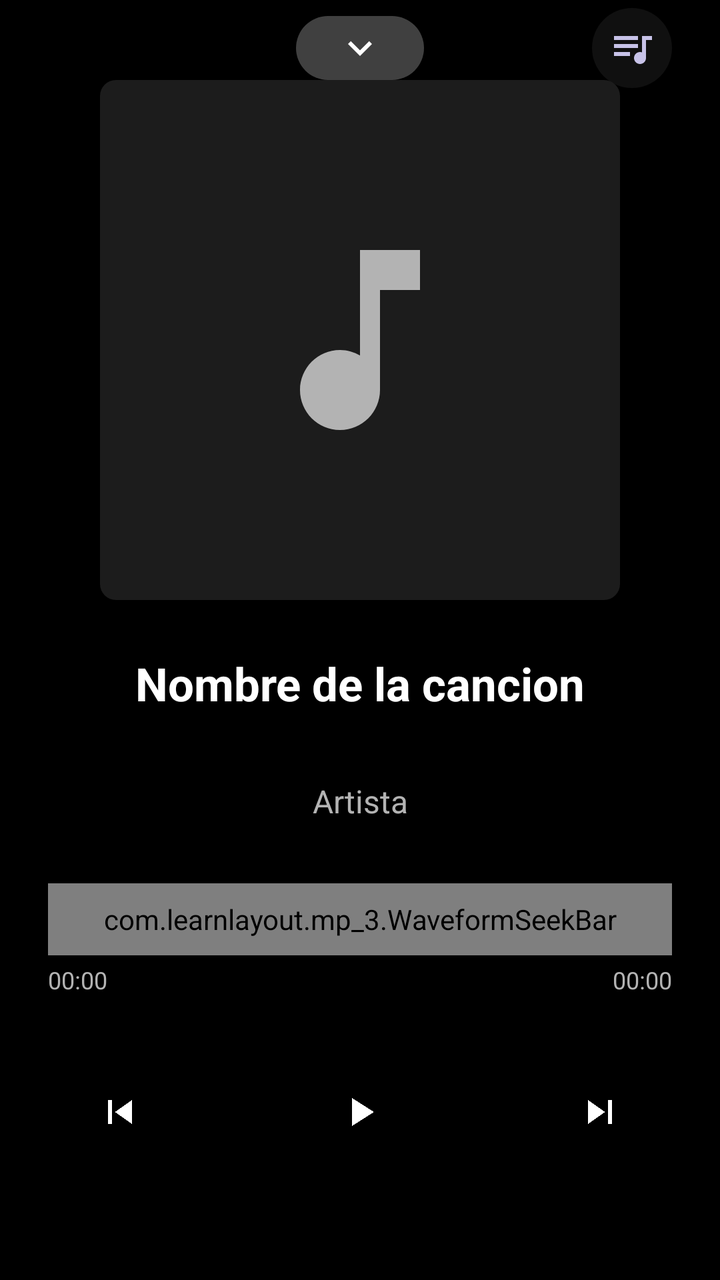
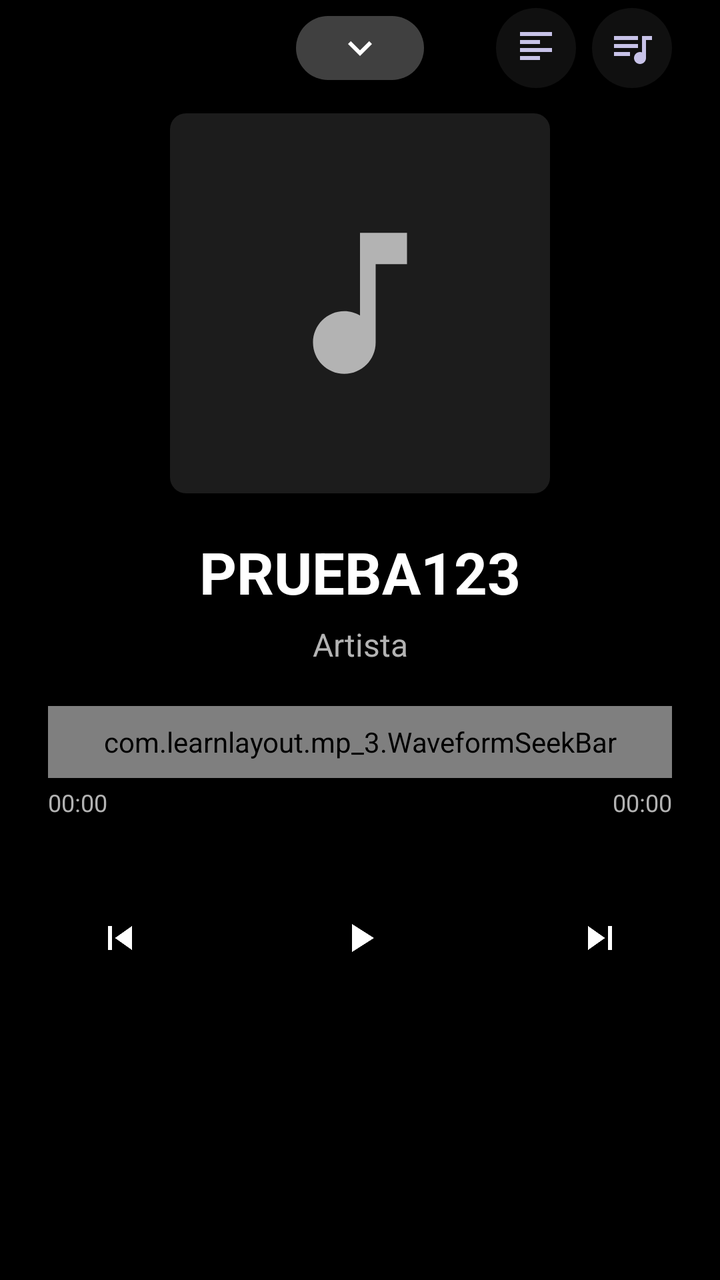

Compare the two renders of this Android layout. The source of the first and the diff that turns it into the second are given below.
<!-- AndroidManifest.xml: activity theme Theme.MP3.Translucent -->
<!-- res/layout/activity_main.xml -->
<?xml version="1.0" encoding="utf-8"?>
<androidx.constraintlayout.widget.ConstraintLayout
    xmlns:android="http://schemas.android.com/apk/res/android"
    xmlns:app="http://schemas.android.com/apk/res-auto"
    xmlns:tools="http://schemas.android.com/tools"
    android:id="@+id/rootMainLayout"
    android:layout_width="match_parent"
    android:layout_height="match_parent"
    android:background="@color/background_dark"
    android:paddingStart="24dp"
    android:paddingEnd="24dp"
    android:paddingBottom="32dp"
    android:fitsSystemWindows="true"
    tools:context=".MainActivity">

    <ImageButton
        android:id="@+id/btnBack"
        android:layout_width="64dp"
        android:layout_height="32dp"
        android:layout_marginTop="8dp"
        android:background="@drawable/bg_drag_handle"
        android:contentDescription="Cerrar reproductor"
        android:padding="6dp"
        android:src="@drawable/ic_chevron_down"
        app:layout_constraintTop_toTopOf="parent"
        app:layout_constraintStart_toStartOf="parent"
        app:layout_constraintEnd_toEndOf="parent" />

    <ImageButton
        android:id="@+id/btnQueue"
        android:layout_width="40dp"
        android:layout_height="40dp"
        android:background="@drawable/bg_icon_button_circle"
        android:contentDescription="Ver cola"
        android:padding="8dp"
        android:src="@drawable/ic_queue_music"
        app:layout_constraintTop_toTopOf="@id/btnBack"
        app:layout_constraintBottom_toBottomOf="@id/btnBack"
        app:layout_constraintEnd_toEndOf="parent" />

    <ImageView
        android:id="@+id/ivAlbumArt"
        android:layout_width="260dp"
        android:layout_height="260dp"
        android:background="@drawable/bg_album_art"
        android:contentDescription="Caratula del album"
        android:padding="70dp"
        android:src="@drawable/ic_music_note"
        android:tint="@color/text_secondary_light"
        app:layout_constraintTop_toBottomOf="@id/btnBack"
        app:layout_constraintBottom_toTopOf="@id/tvSongTitle"
        app:layout_constraintStart_toStartOf="parent"
        app:layout_constraintEnd_toEndOf="parent"
        app:layout_constraintVertical_chainStyle="spread_inside" />

    <TextView
        android:id="@+id/tvSongTitle"
        android:layout_width="0dp"
        android:layout_height="wrap_content"
        android:ellipsize="end"
        android:gravity="center"
        android:maxLines="1"
        android:text="Nombre de la cancion"
        android:textColor="@color/text_primary_light"
        android:textSize="23sp"
        android:textStyle="bold"
        app:layout_constraintTop_toBottomOf="@id/ivAlbumArt"
        app:layout_constraintBottom_toTopOf="@id/tvArtist"
        app:layout_constraintStart_toStartOf="parent"
        app:layout_constraintEnd_toEndOf="parent" />

    <TextView
        android:id="@+id/tvArtist"
        android:layout_width="0dp"
        android:layout_height="wrap_content"
        android:layout_marginTop="6dp"
        android:ellipsize="end"
        android:gravity="center"
        android:maxLines="1"
        android:text="Artista"
        android:textColor="@color/text_secondary_light"
        android:textSize="16sp"
        app:layout_constraintTop_toBottomOf="@id/tvSongTitle"
        app:layout_constraintBottom_toTopOf="@id/sbProgress"
        app:layout_constraintStart_toStartOf="parent"
        app:layout_constraintEnd_toEndOf="parent" />

    <com.learnlayout.mp_3.WaveformSeekBar
        android:id="@+id/sbProgress"
        android:layout_width="0dp"
        android:layout_height="36dp"
        android:layout_marginTop="4dp"
        android:background="#FF0000"
        app:layout_constraintTop_toBottomOf="@id/tvArtist"
        app:layout_constraintBottom_toTopOf="@id/llControls"
        app:layout_constraintStart_toStartOf="parent"
        app:layout_constraintEnd_toEndOf="parent" />

    <TextView
        android:id="@+id/tvCurrentTime"
        android:layout_width="wrap_content"
        android:layout_height="wrap_content"
        android:layout_marginTop="4dp"
        android:text="00:00"
        android:textColor="@color/text_secondary_light"
        android:textSize="12sp"
        app:layout_constraintTop_toBottomOf="@id/sbProgress"
        app:layout_constraintStart_toStartOf="@id/sbProgress" />

    <TextView
        android:id="@+id/tvTotalTime"
        android:layout_width="wrap_content"
        android:layout_height="wrap_content"
        android:layout_marginTop="4dp"
        android:text="00:00"
        android:textColor="@color/text_secondary_light"
        android:textSize="12sp"
        app:layout_constraintTop_toBottomOf="@id/sbProgress"
        app:layout_constraintEnd_toEndOf="@id/sbProgress" />

    <LinearLayout
        android:id="@+id/llControls"
        android:layout_width="0dp"
        android:layout_height="wrap_content"
        android:gravity="center"
        android:orientation="horizontal"
        app:layout_constraintTop_toBottomOf="@id/sbProgress"
        app:layout_constraintBottom_toBottomOf="parent"
        app:layout_constraintStart_toStartOf="parent"
        app:layout_constraintEnd_toEndOf="parent">

        <ImageButton
            android:id="@+id/btnPrevious"
            android:layout_width="72dp"
            android:layout_height="72dp"
            android:layout_marginEnd="32dp"
            android:background="@android:color/transparent"
            android:contentDescription="Anterior"
            android:padding="12dp"
            android:src="@drawable/ic_skip_previous" />

        <ImageButton
            android:id="@+id/btnPlayPause"
            android:layout_width="104dp"
            android:layout_height="104dp"
            android:layout_marginEnd="32dp"
            android:background="@android:color/transparent"
            android:contentDescription="Reproducir o pausar"
            android:padding="16dp"
            android:src="@drawable/ic_play_arrow" />

        <ImageButton
            android:id="@+id/btnNext"
            android:layout_width="72dp"
            android:layout_height="72dp"
            android:background="@android:color/transparent"
            android:contentDescription="Siguiente"
            android:padding="12dp"
            android:src="@drawable/ic_skip_next" />

    </LinearLayout>

</androidx.constraintlayout.widget.ConstraintLayout>
<!-- resources referenced by this layout -->
<resources>
  <color name="background_dark">#000000</color>
  <color name="text_primary_light">#FFFFFF</color>
  <color name="text_secondary_light">#B3B3B3</color>
  <!-- drawable bg_album_art (drawable) -->
  <?xml version="1.0" encoding="utf-8"?>
  <shape xmlns:android="http://schemas.android.com/apk/res/android"
      android:shape="rectangle">
      <solid android:color="@color/spotify_card" />
      <corners android:radius="8dp" />
  </shape>
  <!-- drawable bg_drag_handle (drawable) -->
  <?xml version="1.0" encoding="utf-8"?>
  <shape xmlns:android="http://schemas.android.com/apk/res/android"
      android:shape="rectangle">
      <solid android:color="#40FFFFFF" />
      <corners android:radius="16dp" />
  </shape>
  <!-- drawable bg_icon_button_circle (drawable) -->
  <?xml version="1.0" encoding="utf-8"?>
  <shape xmlns:android="http://schemas.android.com/apk/res/android"
      android:shape="oval">
      <solid android:color="@color/surface_dark" />
  </shape>
  <!-- drawable ic_chevron_down (drawable) -->
  <vector xmlns:android="http://schemas.android.com/apk/res/android"
      android:width="24dp"
      android:height="24dp"
      android:viewportWidth="24"
      android:viewportHeight="24">
      <path
          android:fillColor="#FFFFFF"
          android:pathData="M7.41,8.59L12,13.17l4.59,-4.58L18,10l-6,6l-6,-6z" />
  </vector>
  <!-- drawable ic_music_note (drawable) -->
  <vector xmlns:android="http://schemas.android.com/apk/res/android"
      android:width="24dp"
      android:height="24dp"
      android:viewportWidth="24"
      android:viewportHeight="24">
      <path
          android:fillColor="#C7C2E8"
          android:pathData="M12,3v10.55c-0.59,-0.34 -1.27,-0.55 -2,-0.55c-2.21,0 -4,1.79 -4,4s1.79,4 4,4 4,-1.79 4,-4V7h4V3H12z" />
  </vector>
  <!-- drawable ic_play_arrow (drawable) -->
  <vector xmlns:android="http://schemas.android.com/apk/res/android"
      android:width="24dp"
      android:height="24dp"
      android:viewportWidth="24"
      android:viewportHeight="24">
      <path
          android:fillColor="#FFFFFF"
          android:pathData="M8,5v14l11,-7z" />
  </vector>
  <!-- drawable ic_queue_music (drawable) -->
  <vector xmlns:android="http://schemas.android.com/apk/res/android"
      android:width="24dp"
      android:height="24dp"
      android:viewportWidth="24"
      android:viewportHeight="24">
      <path
          android:fillColor="#C7C2E8"
          android:pathData="M15,6H3v2h12V6zM15,10H3v2h12v-2zM3,16h8v-2H3v2zM17,6v8.18c-0.31,-0.11 -0.65,-0.18 -1,-0.18 -1.66,0 -3,1.34 -3,3s1.34,3 3,3 3,-1.34 3,-3V8h3V6H17z" />
  </vector>
  <!-- drawable ic_skip_next (drawable) -->
  <vector xmlns:android="http://schemas.android.com/apk/res/android"
      android:width="24dp"
      android:height="24dp"
      android:viewportWidth="24"
      android:viewportHeight="24">
      <path
          android:fillColor="#FFFFFF"
          android:pathData="M6,18l8.5,-6L6,6v12zM16,6v12h2V6h-2z" />
  </vector>
  <!-- drawable ic_skip_previous (drawable) -->
  <vector xmlns:android="http://schemas.android.com/apk/res/android"
      android:width="24dp"
      android:height="24dp"
      android:viewportWidth="24"
      android:viewportHeight="24">
      <path
          android:fillColor="#FFFFFF"
          android:pathData="M6,6h2v12H6zM9.5,12l8.5,6V6z" />
  </vector>
  <color name="spotify_card">#1C1C1C</color>
  <color name="surface_dark">#101010</color>
  <color name="purple_primary">#FFD600</color>
  <color name="purple_dark">#1C1C1C</color>
  <color name="white">#FFFFFF</color>
  <color name="blue_primary">#FFD600</color>
  <color name="blue_dark">#0A0A0A</color>
  <!-- unchanged entries left out for length: 2 -->
</resources>

<!-- the commit's change to res/layout/activity_main.xml (unified diff, before → after) -->
@@ -38,31 +38,47 @@
         app:layout_constraintBottom_toBottomOf="@id/btnBack"
         app:layout_constraintEnd_toEndOf="parent" />
 
+    <ImageButton
+        android:id="@+id/btnLyrics"
+        android:layout_width="40dp"
+        android:layout_height="40dp"
+        android:layout_marginEnd="8dp"
+        android:background="@drawable/bg_icon_button_circle"
+        android:contentDescription="Ver letra"
+        android:padding="8dp"
+        android:src="@drawable/ic_lyrics"
+        app:layout_constraintTop_toTopOf="@id/btnBack"
+        app:layout_constraintBottom_toBottomOf="@id/btnBack"
+        app:layout_constraintEnd_toStartOf="@id/btnQueue" />
+
     <ImageView
         android:id="@+id/ivAlbumArt"
-        android:layout_width="260dp"
-        android:layout_height="260dp"
+        android:layout_width="190dp"
+        android:layout_height="190dp"
+        android:layout_marginTop="12dp"
         android:background="@drawable/bg_album_art"
         android:contentDescription="Caratula del album"
-        android:padding="70dp"
+        android:padding="48dp"
         android:src="@drawable/ic_music_note"
         android:tint="@color/text_secondary_light"
         app:layout_constraintTop_toBottomOf="@id/btnBack"
         app:layout_constraintBottom_toTopOf="@id/tvSongTitle"
         app:layout_constraintStart_toStartOf="parent"
         app:layout_constraintEnd_toEndOf="parent"
-        app:layout_constraintVertical_chainStyle="spread_inside" />
+        app:layout_constraintVertical_chainStyle="packed"
+        app:layout_constraintVertical_bias="0.05" />
 
     <TextView
         android:id="@+id/tvSongTitle"
         android:layout_width="0dp"
         android:layout_height="wrap_content"
+        android:layout_marginTop="20dp"
         android:ellipsize="end"
         android:gravity="center"
         android:maxLines="1"
-        android:text="Nombre de la cancion"
+        android:text="PRUEBA123"
         android:textColor="@color/text_primary_light"
-        android:textSize="23sp"
+        android:textSize="29sp"
         android:textStyle="bold"
         app:layout_constraintTop_toBottomOf="@id/ivAlbumArt"
         app:layout_constraintBottom_toTopOf="@id/tvArtist"
@@ -89,7 +105,7 @@
         android:id="@+id/sbProgress"
         android:layout_width="0dp"
         android:layout_height="36dp"
-        android:layout_marginTop="4dp"
+        android:layout_marginTop="20dp"
         android:background="#FF0000"
         app:layout_constraintTop_toBottomOf="@id/tvArtist"
         app:layout_constraintBottom_toTopOf="@id/llControls"
@@ -122,6 +138,7 @@
         android:id="@+id/llControls"
         android:layout_width="0dp"
         android:layout_height="wrap_content"
+        android:layout_marginTop="28dp"
         android:gravity="center"
         android:orientation="horizontal"
         app:layout_constraintTop_toBottomOf="@id/sbProgress"
<!-- resource entries referenced after the edit -->
@@ -32,6 +32,16 @@
       <path
           android:fillColor="#FFFFFF"
           android:pathData="M7.41,8.59L12,13.17l4.59,-4.58L18,10l-6,6l-6,-6z" />
+  </vector>
+  <!-- drawable ic_lyrics (drawable) -->
+  <vector xmlns:android="http://schemas.android.com/apk/res/android"
+      android:width="24dp"
+      android:height="24dp"
+      android:viewportWidth="24"
+      android:viewportHeight="24">
+      <path
+          android:fillColor="#C7C2E8"
+          android:pathData="M4,4h16v2H4V4zM4,8h10v2H4V8zM4,12h16v2H4v-2zM4,16h10v2H4v-2z" />
   </vector>
   <!-- drawable ic_music_note (drawable) -->
   <vector xmlns:android="http://schemas.android.com/apk/res/android"
